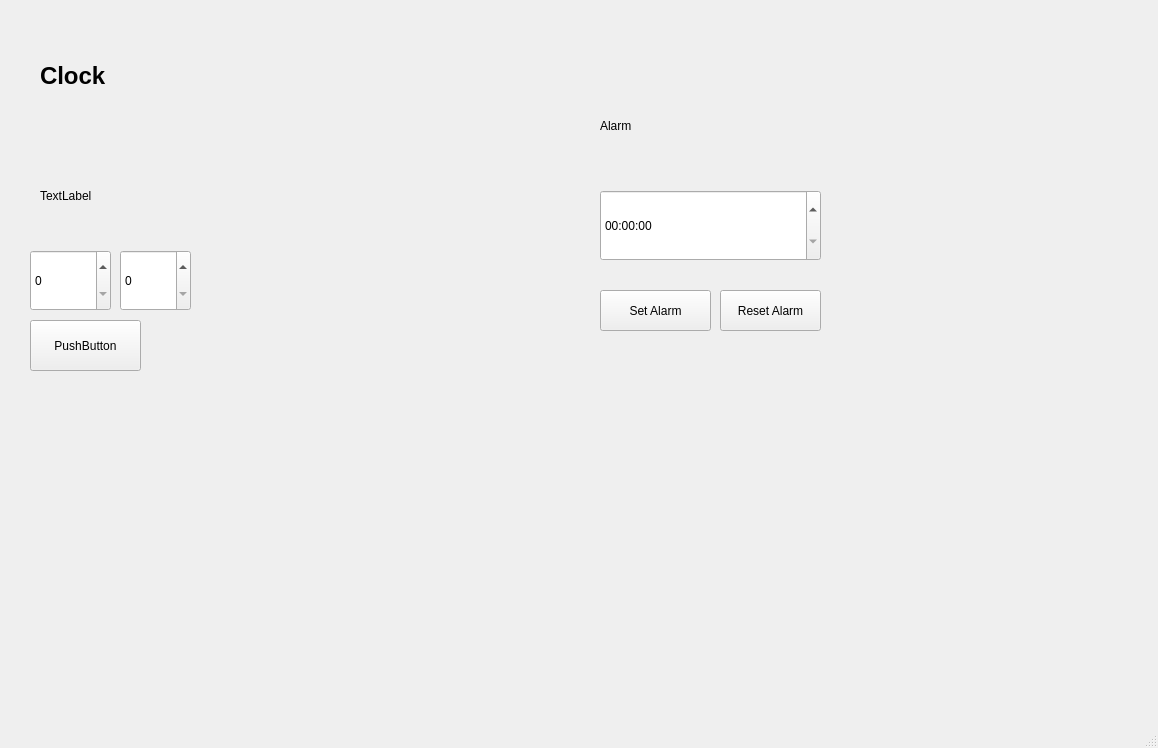
Old version of the form mainwindow.ui in the repository H0l1ow/QT-Clock.
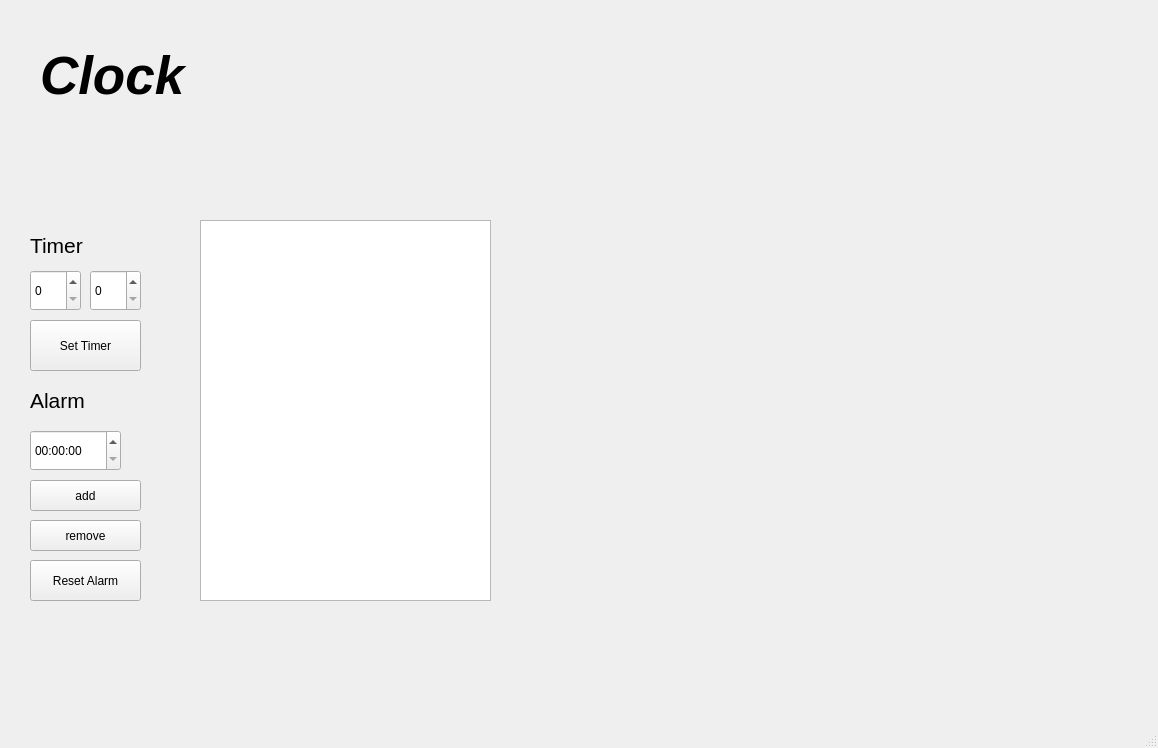
New version of the form.

Commit message: solved problem with sound + imroved alarm

```diff
--- a/mainwindow.ui
+++ b/mainwindow.ui
@@ -19,13 +19,14 @@
      <rect>
       <x>40</x>
       <y>30</y>
-      <width>221</width>
+      <width>621</width>
       <height>91</height>
      </rect>
     </property>
     <property name="font">
      <font>
-      <pointsize>18</pointsize>
+      <pointsize>40</pointsize>
+      <italic>true</italic>
       <bold>true</bold>
      </font>
     </property>
@@ -36,12 +37,17 @@
    <widget class="QLabel" name="alarmStatusLabel">
     <property name="geometry">
      <rect>
-      <x>600</x>
-      <y>90</y>
-      <width>151</width>
-      <height>71</height>
+      <x>30</x>
+      <y>380</y>
+      <width>301</width>
+      <height>41</height>
      </rect>
     </property>
+    <property name="font">
+     <font>
+      <pointsize>16</pointsize>
+     </font>
+    </property>
     <property name="text">
      <string>Alarm</string>
     </property>
@@ -49,56 +55,48 @@
    <widget class="QTimeEdit" name="alarmTimeEdit">
     <property name="geometry">
      <rect>
-      <x>600</x>
-      <y>190</y>
-      <width>221</width>
-      <height>71</height>
-     </rect>
-    </property>
-   </widget>
-   <widget class="QPushButton" name="setAlarmButton">
-    <property name="geometry">
-     <rect>
-      <x>600</x>
-      <y>290</y>
-      <width>111</width>
+      <x>30</x>
+      <y>430</y>
+      <width>91</width>
       <height>41</height>
      </rect>
     </property>
-    <property name="text">
-     <string>Set Alarm</string>
-    </property>
    </widget>
    <widget class="QLabel" name="timerStatusLabel">
     <property name="geometry">
      <rect>
-      <x>40</x>
-      <y>160</y>
-      <width>141</width>
-      <height>71</height>
+      <x>30</x>
+      <y>230</y>
+      <width>251</width>
+      <height>31</height>
      </rect>
     </property>
+    <property name="font">
+     <font>
+      <pointsize>16</pointsize>
+     </font>
+    </property>
     <property name="text">
-     <string>TextLabel</string>
+     <string>Timer</string>
     </property>
    </widget>
    <widget class="QSpinBox" name="timerMinutesSpinBox">
     <property name="geometry">
      <rect>
       <x>30</x>
-      <y>250</y>
-      <width>81</width>
-      <height>61</height>
+      <y>270</y>
+      <width>51</width>
+      <height>41</height>
      </rect>
     </property>
    </widget>
    <widget class="QSpinBox" name="timerSecondsSpinBox">
     <property name="geometry">
      <rect>
-      <x>120</x>
-      <y>250</y>
-      <width>71</width>
-      <height>61</height>
+      <x>90</x>
+      <y>270</y>
+      <width>51</width>
+      <height>41</height>
      </rect>
     </property>
    </widget>
@@ -112,15 +110,15 @@
      </rect>
     </property>
     <property name="text">
-     <string>PushButton</string>
+     <string>Set Timer</string>
     </property>
    </widget>
    <widget class="QPushButton" name="resetAlarmButton">
     <property name="geometry">
      <rect>
-      <x>720</x>
-      <y>290</y>
-      <width>101</width>
+      <x>30</x>
+      <y>560</y>
+      <width>111</width>
       <height>41</height>
      </rect>
     </property>
@@ -128,6 +126,42 @@
      <string>Reset Alarm</string>
     </property>
    </widget>
+   <widget class="QListWidget" name="alarmListWidget">
+    <property name="geometry">
+     <rect>
+      <x>200</x>
+      <y>220</y>
+      <width>291</width>
+      <height>381</height>
+     </rect>
+    </property>
+   </widget>
+   <widget class="QPushButton" name="addAlarmButton">
+    <property name="geometry">
+     <rect>
+      <x>30</x>
+      <y>480</y>
+      <width>111</width>
+      <height>31</height>
+     </rect>
+    </property>
+    <property name="text">
+     <string>add</string>
+    </property>
+   </widget>
+   <widget class="QPushButton" name="removeAlarmButton">
+    <property name="geometry">
+     <rect>
+      <x>30</x>
+      <y>520</y>
+      <width>111</width>
+      <height>31</height>
+     </rect>
+    </property>
+    <property name="text">
+     <string>remove</string>
+    </property>
+   </widget>
   </widget>
   <widget class="QMenuBar" name="menubar">
    <property name="geometry">
```
Left out of the diff: 2 changed lines with no effect on the pictures. The commit also changes 4 other files.
